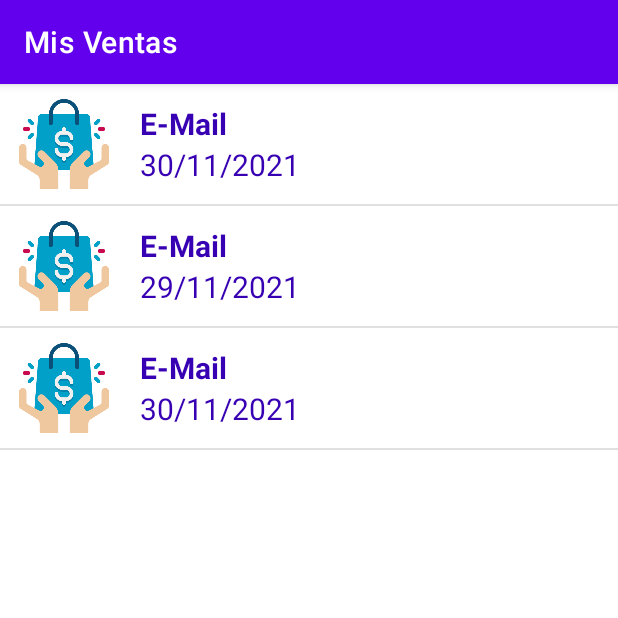
After one commit to AndresFelipeCo/MisVentas, an Android app: the fragment ventas_realizadas shown on its own in the app's theme, on a phone screen of 412 x 824 dp, the top half of it. The commit adds this screen. Run offline under Robolectric (Android 15) with nearby library versions, the light colour scheme and no system bars.

Commit message:
se crea recycler view para el registro de ventas

```diff
--- a/app/build.gradle
+++ b/app/build.gradle
@@ -50,4 +50,5 @@ dependencies {
     androidTestImplementation 'androidx.test.espresso:espresso-core:3.4.0'
 
     implementation 'com.airbnb.android:lottie:3.0.7'
+    implementation 'com.google.firebase:firebase-firestore:21.6.0'
 }
--- a/app/src/main/java/com/unicaldas/misventas/Ventas.kt
+++ b/app/src/main/java/com/unicaldas/misventas/Ventas.kt
@@ -39,7 +39,12 @@ class Ventas : AppCompatActivity() {
         // menu should be considered as top level destinations.
         appBarConfiguration = AppBarConfiguration(
             setOf(
-                R.id.nav_home, R.id.nav_registro_ventas, R.id.nav_abonos, R.id.nav_registro_articulos, R.id.nav_registro_vendedor
+                R.id.nav_home,
+                R.id.nav_ventas_realizadas,
+                R.id.nav_registro_ventas,
+                R.id.nav_abonos,
+                R.id.nav_registro_articulos,
+                R.id.nav_registro_vendedor
             ), drawerLayout
         )
         setupActionBarWithNavController(navController, appBarConfiguration)
--- /dev/null
+++ b/app/src/main/java/com/unicaldas/misventas/VentasRealizadasListAdapter.kt
@@ -0,0 +1,46 @@
+package com.unicaldas.misventas
+
+import android.os.Bundle
+import android.text.Layout
+import android.view.LayoutInflater
+import android.view.View
+import android.view.ViewGroup
+import android.widget.TextView
+import android.widget.Toast
+import androidx.appcompat.app.AppCompatActivity
+import androidx.recyclerview.widget.RecyclerView
+import java.util.ArrayList
+
+class VentasRealizadasListAdapter(context: AppCompatActivity,
+                                  val info: Bundle) : RecyclerView.Adapter<VentasRealizadasListAdapter.MyViewHolder>() {
+    class MyViewHolder(val layout: View) : RecyclerView.ViewHolder(layout)
+
+    private var context: AppCompatActivity = context
+
+    var myVentaTitulos: ArrayList<String> = info.getStringArrayList("titulos") as ArrayList<String>
+    var myVentaFechas: ArrayList<String> = info.getStringArrayList("fechas") as ArrayList<String>
+    var myVentaValores: ArrayList<String> = info.getStringArrayList("valores") as ArrayList<String>
+
+    override fun onCreateViewHolder(parent: ViewGroup, viewType: Int): MyViewHolder {
+        val layout = LayoutInflater.from(parent.context).inflate(R.layout.ventas_realizadas_list_items, parent, false)
+        return MyViewHolder(layout)
+    }
+
+    override fun onBindViewHolder(holder: MyViewHolder, position: Int) {
+        var textViewVenta = holder.layout.findViewById<TextView>(R.id.textViewProducto)
+        textViewVenta.text = myVentaTitulos[position]
+
+        var textViewFecha = holder.layout.findViewById<TextView>(R.id.textViewFecha)
+        textViewFecha.text = myVentaFechas[position]
+
+        holder.layout.setOnClickListener {
+            Toast.makeText(holder.itemView.context, myVentaValores[position], Toast.LENGTH_LONG).show()
+            // val datos = Bundle() .../
+        }
+    }
+
+    override fun getItemCount(): Int {
+        return myVentaTitulos.size
+    }
+
+}
--- a/app/src/main/java/com/unicaldas/misventas/registro_vendedor.kt
+++ b/app/src/main/java/com/unicaldas/misventas/registro_vendedor.kt
@@ -4,9 +4,17 @@ import android.os.Bundle
 import android.view.LayoutInflater
 import android.view.View
 import android.view.ViewGroup
+import android.widget.Button
+import android.widget.EditText
+import androidx.appcompat.app.AlertDialog
 import androidx.fragment.app.Fragment
+import com.google.firebase.firestore.FirebaseFirestore
 
 class registro_vendedor : Fragment() {
+    //private val db = FirebaseFirestore.getInstance()
+    override fun onCreate(savedInstanceState: Bundle?){
+        super.onCreate(savedInstanceState)
+    }
 
     override fun onCreateView(
         inflater: LayoutInflater,
@@ -15,4 +23,8 @@ class registro_vendedor : Fragment() {
     ): View? {
         return inflater.inflate(R.layout.fragment_registro_vendedor, container, false)
     }
+
+    fun onRegristrar(botonRegistrar: android.view.View){
+
+    }
 }
--- /dev/null
+++ b/app/src/main/java/com/unicaldas/misventas/ventas_realizadas.kt
@@ -0,0 +1,72 @@
+package com.unicaldas.misventas
+
+import android.os.Bundle
+import androidx.fragment.app.Fragment
+import android.view.LayoutInflater
+import android.view.View
+import android.view.ViewGroup
+import android.widget.Button
+import androidx.appcompat.app.AppCompatActivity
+import androidx.fragment.app.FragmentContainer
+import androidx.recyclerview.widget.DividerItemDecoration
+import androidx.recyclerview.widget.RecyclerView
+
+// TODO: Rename parameter arguments, choose names that match
+// the fragment initialization parameters, e.g. ARG_ITEM_NUMBER
+private const val ARG_PARAM1 = "param1"
+private const val ARG_PARAM2 = "param2"
+
+/**
+ * A simple [Fragment] subclass.
+ * Use the [ventas_realizadas.newInstance] factory method to
+ * create an instance of this fragment.
+ */
+class ventas_realizadas : Fragment() {
+    // TODO: Rename and change types of parameters
+    private lateinit var listRecyclerView: RecyclerView
+    private lateinit var myAdapter: RecyclerView.Adapter<VentasRealizadasListAdapter.MyViewHolder>
+
+    override fun onCreate(savedInstanceState: Bundle?) {
+        super.onCreate(savedInstanceState)
+    }
+
+    override fun onCreateView(
+        inflater: LayoutInflater, container: ViewGroup?,
+        savedInstanceState: Bundle?
+    ):View? {
+        val fragmento: View = inflater.inflate(R.layout.fragment_ventas_realizadas, container, false)
+        return fragmento
+    }
+
+    override fun onViewCreated(view: View, savedInstanceState: Bundle?){
+        super.onViewCreated(view, savedInstanceState)
+        var myVentaTitulos: ArrayList<String> = ArrayList()
+
+        myVentaTitulos.add(resources.getString(R.string.e_mail))
+        myVentaTitulos.add(resources.getString(R.string.e_mail))
+        myVentaTitulos.add(resources.getString(R.string.e_mail))
+
+        var myVentaFechas: ArrayList<String> = ArrayList()
+        myVentaFechas.add("30/11/2021")
+        myVentaFechas.add("29/11/2021")
+        myVentaFechas.add("30/11/2021")
+
+        var myVentaValores: ArrayList<String> = ArrayList()
+        myVentaValores.add("2000")
+        myVentaValores.add("2000")
+        myVentaValores.add("2000")
+
+        var info: Bundle = Bundle()
+        info.putStringArrayList("titulos", myVentaTitulos)
+        info.putStringArrayList("fechas", myVentaFechas)
+        info.putStringArrayList("valores", myVentaValores)
+
+        listRecyclerView = requireView().findViewById(R.id.recyclerVentasRealizadasList)
+
+        myAdapter = VentasRealizadasListAdapter(activity as AppCompatActivity, info)
+
+        listRecyclerView.setHasFixedSize(true)
+        listRecyclerView.adapter = myAdapter
+        listRecyclerView.addItemDecoration(DividerItemDecoration(context, DividerItemDecoration.VERTICAL))
+    }
+}
--- a/app/src/main/res/layout/activity_main.xml
+++ b/app/src/main/res/layout/activity_main.xml
@@ -62,13 +62,14 @@
             android:ems="10"
             android:inputType="textPassword"
             android:hint="@string/myPassword_text"/>
+
         <Button
             android:id="@+id/btnLogin"
             android:layout_width="match_parent"
             android:layout_height="wrap_content"
             android:layout_margin="20dp"
             android:onClick="onLogin"
-            android:text="@string/logIn_text"/>
+            android:text="@string/logIn_text" />
 
         <Button
             android:id="@+id/btnForgot"
--- a/app/src/main/res/layout/fragment_registro_vendedor.xml
+++ b/app/src/main/res/layout/fragment_registro_vendedor.xml
@@ -17,6 +17,7 @@
             android:layout_marginHorizontal="20dp"
             android:layout_marginTop="10dp"/>
         <EditText
+            android:id="@+id/edtNombre"
             android:layout_width="match_parent"
             android:layout_height="wrap_content"
             android:hint="Nombres y Apelidos"
@@ -30,7 +31,7 @@
             android:layout_marginTop="10dp"/>
 
         <EditText
-            android:id="@+id/editTextNumber2"
+            android:id="@+id/edtDocumento"
             android:layout_width="match_parent"
             android:layout_height="wrap_content"
             android:hint="Documento"
@@ -70,11 +71,13 @@
             android:hint="@string/myPassword_text"/>
 
         <Button
-            android:id="@+id/btnLogin"
+            android:id="@+id/btnRegistrarV"
             android:layout_width="match_parent"
             android:layout_height="wrap_content"
             android:layout_margin="20dp"
-            android:text="Registrar"/>
+            android:onClick="registro_vendedor/onRegristrar"
+            android:text="Registrar"
+            tools:ignore="OnClick" />
 
 
 
--- /dev/null
+++ b/app/src/main/res/layout/fragment_ventas_realizadas.xml
@@ -0,0 +1,19 @@
+<?xml version="1.0" encoding="utf-8"?>
+<FrameLayout xmlns:android="http://schemas.android.com/apk/res/android"
+    xmlns:tools="http://schemas.android.com/tools"
+    android:layout_width="match_parent"
+    android:layout_height="match_parent"
+    xmlns:app="http://schemas.android.com/apk/res-auto"
+    tools:context=".ventas_realizadas">
+
+    <!-- TODO: Update blank fragment layout -->
+    <androidx.recyclerview.widget.RecyclerView
+        android:id="@+id/recyclerVentasRealizadasList"
+        android:layout_width="match_parent"
+        android:layout_height="match_parent"
+        android:scrollbars="vertical"
+        app:layoutManager="androidx.recyclerview.widget.LinearLayoutManager">
+
+    </androidx.recyclerview.widget.RecyclerView>
+
+</FrameLayout>
--- /dev/null
+++ b/app/src/main/res/layout/ventas_realizadas_list_items.xml
@@ -0,0 +1,39 @@
+<?xml version="1.0" encoding="utf-8"?>
+<LinearLayout
+    xmlns:android="http://schemas.android.com/apk/res/android"
+    android:orientation="horizontal"
+    android:layout_width="match_parent"
+    android:layout_height="?attr/listPreferredItemHeightLarge"
+    android:gravity="center_vertical"
+    android:background="?attr/selectableItemBackground">
+    <ImageView
+        android:layout_width="8dp"
+        android:layout_height="wrap_content"
+        android:src="@drawable/ventas"
+        android:layout_weight="1"/>
+    <LinearLayout
+        android:layout_width="8dp"
+        android:layout_height="match_parent"
+        android:orientation="vertical"
+        android:layout_weight="4"
+        android:layout_marginStart="8dp"
+        android:gravity="center_vertical">
+        <TextView
+            android:id="@+id/textViewProducto"
+            android:layout_width="wrap_content"
+            android:layout_height="wrap_content"
+            android:text="Producto Vendido"
+            android:textSize="20sp"
+            android:textColor="@color/design_default_color_primary_variant"
+            android:textStyle="bold"/>
+        <TextView
+            android:id="@+id/textViewFecha"
+            android:layout_width="wrap_content"
+            android:layout_height="wrap_content"
+            android:text="Fecha de la venta"
+            android:textSize="20sp"
+            android:textColor="@color/design_default_color_primary_variant"/>
+
+    </LinearLayout>
+
+</LinearLayout>
--- a/app/src/main/res/menu/activity_main_drawer.xml
+++ b/app/src/main/res/menu/activity_main_drawer.xml
@@ -8,6 +8,10 @@
             android:id="@+id/nav_home"
             android:icon="@drawable/ic_action_home"
             android:title="@string/menu_home" />
+        <item
+            android:id="@+id/nav_ventas_realizadas"
+            android:icon="@drawable/ic_action_shopping"
+            android:title="Ventas Realizadas" />
         <item
             android:id="@+id/nav_registro_ventas"
             android:icon="@drawable/ic_action_shopping"
--- a/app/src/main/res/navigation/mobile_navigation.xml
+++ b/app/src/main/res/navigation/mobile_navigation.xml
@@ -10,6 +10,11 @@
         android:name="com.unicaldas.misventas.ui.home.HomeFragment"
         android:label="@string/menu_home"
         tools:layout="@layout/fragment_home" />
+    <fragment
+        android:id="@+id/nav_ventas_realizadas"
+        android:name="com.unicaldas.misventas.ventas_realizadas"
+        android:label="Ventas Realizadas"
+        tools:layout="@layout/fragment_ventas_realizadas" />
     <fragment
         android:id="@+id/nav_registro_ventas"
         android:name="com.unicaldas.misventas.RegistroVentas"
```
